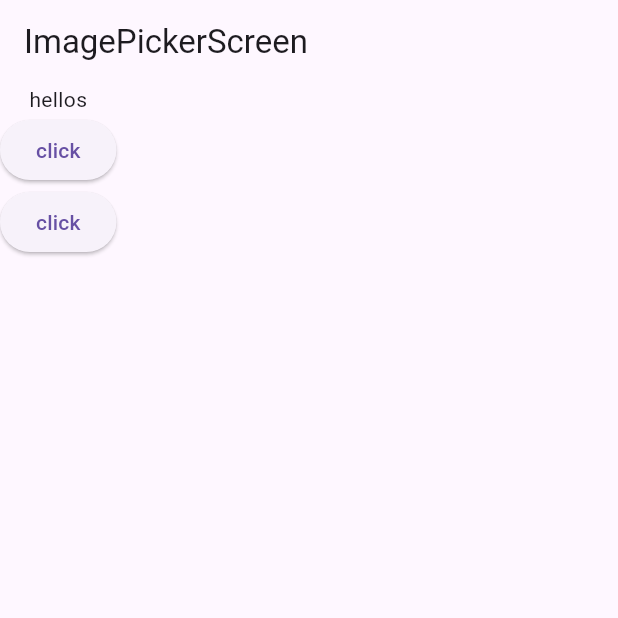
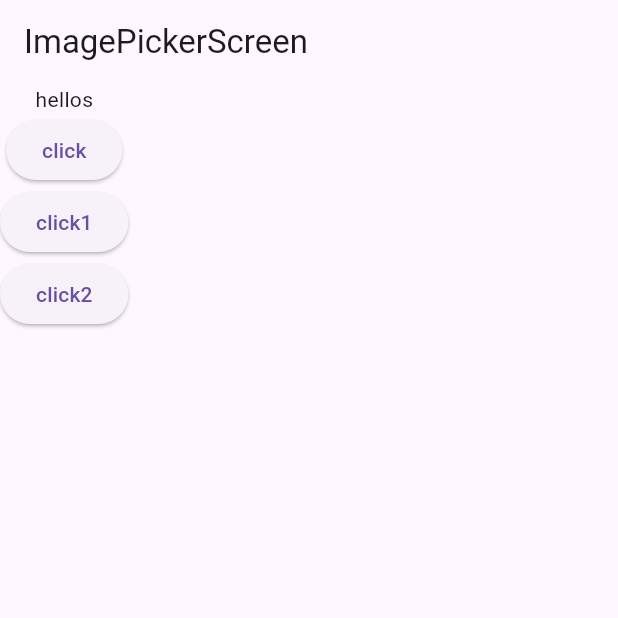
Before and after one commit to rahul211998/getxtwo20, a Flutter app: the screen it shows after launch, on a phone screen of 412 x 824 dp, the top half of it. Run offline on Flutter 3.47's test engine with Material 3 defaults, Android fonts, the light colour scheme and no system bars; our stand-ins replace connectivity_plus, country_code_picker, dio, file_picker, firebase_core, firebase_messaging and 1 more; accounts and stored records are empty.

Commit message:
Added texts in elevated buttons

```diff
--- a/lib/screens/imagepickerfolder/image_picker_screen.dart
+++ b/lib/screens/imagepickerfolder/image_picker_screen.dart
@@ -48,7 +48,8 @@ class ImagePickerScreen extends StatelessWidget {
             child: Text("hellos"),
           ),
           ElevatedButton(onPressed: getImageFromPc, child: Text('click')),
-          ElevatedButton(onPressed: (){}, child: Text('click'))
+          ElevatedButton(onPressed: (){}, child: Text('click1')),
+          ElevatedButton(onPressed: (){}, child: Text('click2'))
         ],
       ),
     );
```
